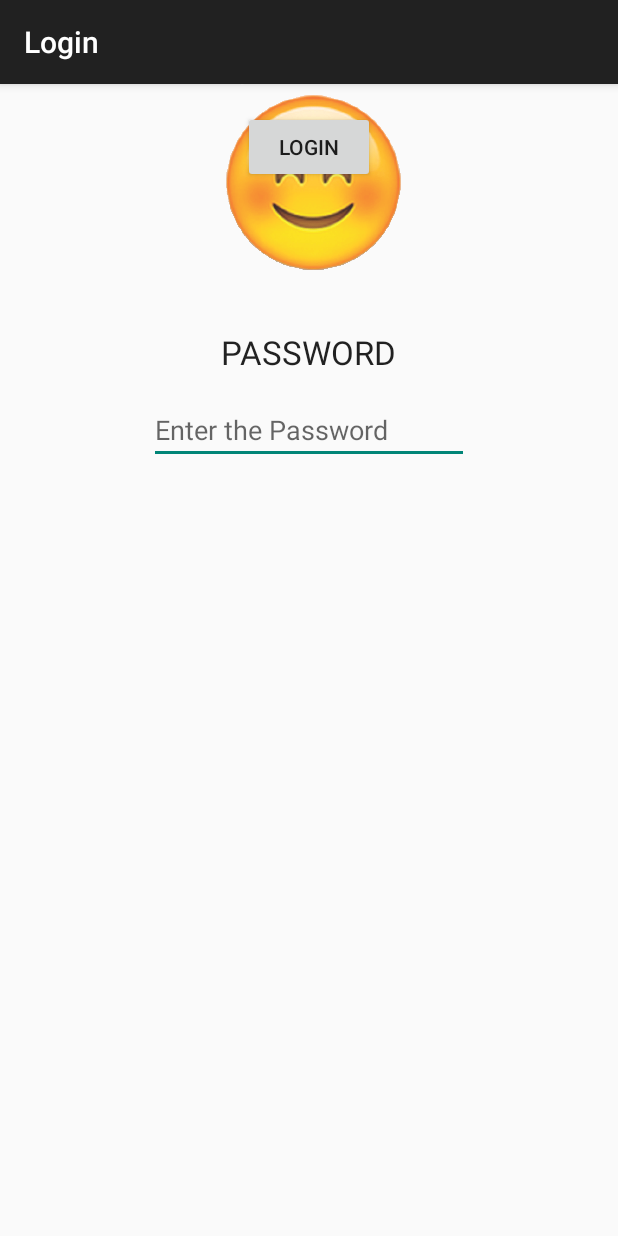
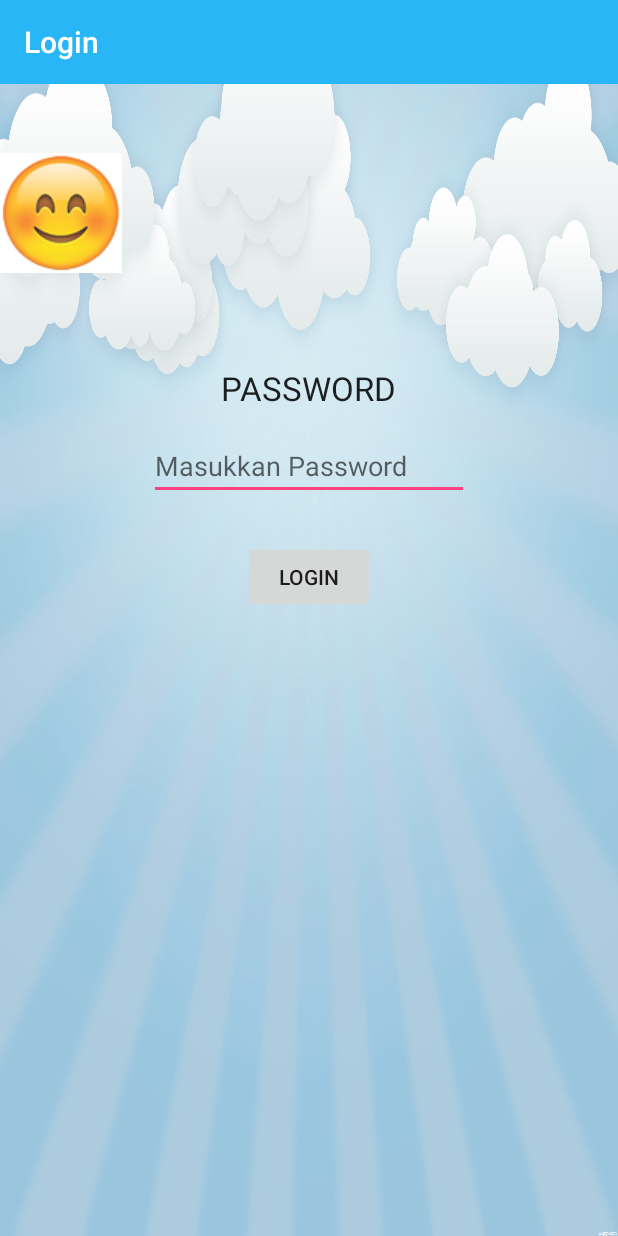
Before and after one commit to Abelbimaw/MyLife, an Android app: the LoginActivity screen opened directly, with no data from a screen before it, on a phone screen of 412 x 824 dp. Run offline under Robolectric (Android 15) with nearby library versions, the phone set to English and light mode, and no system bars.

Commit message:
Commit ketiga by Mufidatun

```diff
--- a/app/src/main/res/layout/login_activity.xml
+++ b/app/src/main/res/layout/login_activity.xml
@@ -3,18 +3,10 @@
     xmlns:tools="http://schemas.android.com/tools"
     android:layout_width="match_parent"
     android:layout_height="match_parent"
+    android:background="@drawable/sky"
     android:orientation="vertical"
     tools:context="id.sch.smktelkom_mlg.project.xirpl301101928.mylife.LoginActivity">
 
-
-    <ImageView
-        android:id="@+id/imageView1"
-        android:layout_width="wrap_content"
-        android:layout_height="124dp"
-        android:layout_alignParentLeft="true"
-        android:layout_alignParentStart="true"
-        android:layout_alignParentTop="true"
-        android:src="@drawable/happy" />
 
     <TextView
         android:id="@+id/textView1"
@@ -23,18 +15,9 @@
         android:layout_below="@+id/imageView1"
         android:layout_centerHorizontal="true"
         android:layout_marginTop="40dp"
+        android:fontFamily="sans-serif"
         android:text="PASSWORD"
         android:textAppearance="?android:attr/textAppearanceLarge" />
-
-    <Button
-        android:id="@+id/button1"
-        android:layout_width="wrap_content"
-        android:layout_height="wrap_content"
-        android:layout_below="@+id/editText2"
-        android:layout_centerHorizontal="true"
-        android:layout_marginTop="18dp"
-        android:onClick="login"
-        android:text="login" />
 
     <EditText
         android:id="@+id/editl"
@@ -44,7 +27,28 @@
         android:layout_centerHorizontal="true"
         android:layout_marginTop="44dp"
         android:ems="10"
-        android:hint="Enter the Password"
+        android:fontFamily="sans-serif"
+        android:hint="Masukkan Password"
         android:inputType="textPersonName" />
 
+    <Button
+        android:id="@+id/button1"
+        android:layout_width="wrap_content"
+        android:layout_height="wrap_content"
+        android:layout_below="@+id/editl"
+        android:layout_centerHorizontal="true"
+        android:layout_marginTop="27dp"
+        android:onClick="login"
+        android:text="login" />
+
+    <ImageView
+        android:id="@+id/imageView1"
+        android:layout_width="wrap_content"
+        android:layout_height="124dp"
+        android:layout_alignParentLeft="true"
+        android:layout_alignParentStart="true"
+        android:layout_alignParentTop="true"
+        android:layout_marginTop="24dp"
+        android:src="@drawable/happy" />
+
 </RelativeLayout>
--- a/app/src/main/res/values/colors.xml
+++ b/app/src/main/res/values/colors.xml
@@ -1,6 +1,6 @@
 <?xml version="1.0" encoding="utf-8"?>
 <resources>
-    <color name="colorPrimary">#3F51B5</color>
-    <color name="colorPrimaryDark">#303F9F</color>
+    <color name="colorPrimary">#29B6F6</color>
+    <color name="colorPrimaryDark">#191970</color>
     <color name="colorAccent">#FF4081</color>
 </resources>
--- a/app/src/main/res/values/styles.xml
+++ b/app/src/main/res/values/styles.xml
@@ -1,4 +1,7 @@
 <resources>
     <style name="AppTheme" parent="Theme.AppCompat.Light.DarkActionBar">
+        <item name="colorPrimary">@color/colorPrimary</item>
+        <item name="colorPrimaryDark">@color/colorPrimaryDark</item>
+        <item name="colorAccent">@color/colorAccent</item>
     </style>
 </resources>
```
Also changed, not shown: app/src/main/res/layout/reg_activity.xml (+4 -3 lines), app/src/main/res/drawable/cool.png, app/src/main/res/drawable/crazy.png, app/src/main/res/drawable/excited.png, app/src/main/res/drawable/happy.png, app/src/main/res/drawable/lonely.png, app/src/main/res/drawable/sad.png, app/src/main/res/drawable/shocked.png, app/src/main/res/drawable/sky.jpg (added).
